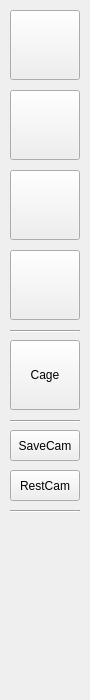
First picture: the form in GUI/toolsPanel.ui, repository cordafab/Cagelab, before the edit.
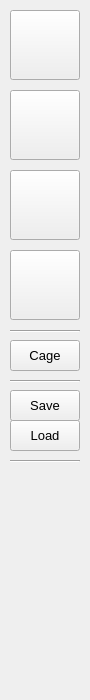
Second picture: the form after the edit.

```diff
--- a/GUI/toolsPanel.ui
+++ b/GUI/toolsPanel.ui
@@ -35,9 +35,14 @@
       <x>10</x>
       <y>340</y>
       <width>70</width>
-      <height>70</height>
+      <height>31</height>
      </rect>
     </property>
+    <property name="font">
+     <font>
+      <pointsize>10</pointsize>
+     </font>
+    </property>
     <property name="text">
      <string>Cage</string>
     </property>
@@ -46,7 +51,7 @@
     <property name="geometry">
      <rect>
       <x>10</x>
-      <y>420</y>
+      <y>380</y>
       <width>70</width>
       <height>3</height>
      </rect>
@@ -59,7 +64,7 @@
     <property name="geometry">
      <rect>
       <x>10</x>
-      <y>510</y>
+      <y>460</y>
       <width>70</width>
       <height>3</height>
      </rect>
@@ -72,26 +77,36 @@
     <property name="geometry">
      <rect>
       <x>10</x>
-      <y>430</y>
+      <y>390</y>
       <width>70</width>
       <height>31</height>
      </rect>
     </property>
+    <property name="font">
+     <font>
+      <pointsize>10</pointsize>
+     </font>
+    </property>
     <property name="text">
-     <string>SaveCam</string>
+     <string>Save</string>
     </property>
    </widget>
    <widget class="QPushButton" name="restoreCamera">
     <property name="geometry">
      <rect>
       <x>10</x>
-      <y>470</y>
+      <y>420</y>
       <width>70</width>
       <height>31</height>
      </rect>
     </property>
+    <property name="font">
+     <font>
+      <pointsize>10</pointsize>
+     </font>
+    </property>
     <property name="text">
-     <string>RestCam</string>
+     <string>Load</string>
     </property>
    </widget>
    <widget class="QPushButton" name="interCamera">
```
